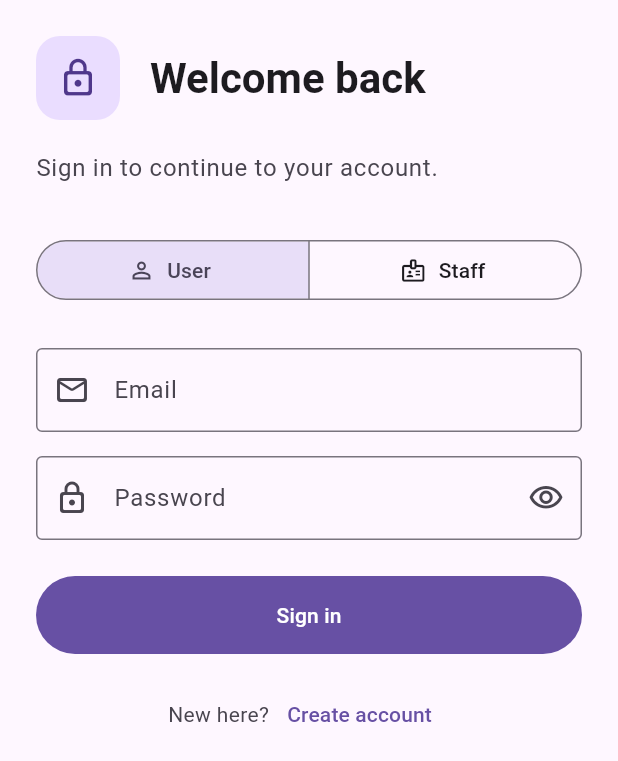
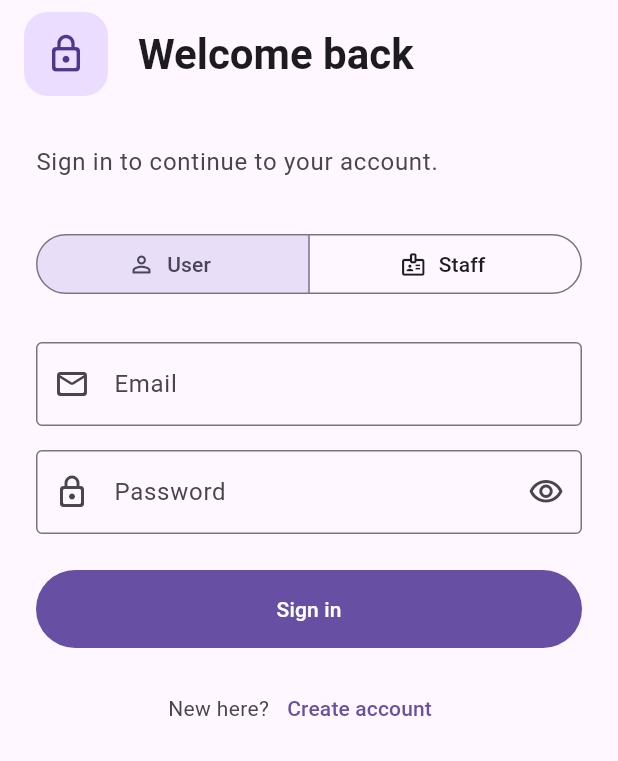
Before and after one commit to oxxawyyxxo/mobile_application_assignment, a Flutter app: the screen it shows after launch, on a phone screen of 412 x 824 dp. Shown: the top 761 px of the screen. Run offline on Flutter 3.47's test engine with Material 3 defaults, Android fonts, the phone set to English and light mode, and no system bars; our stand-ins replace fl_chart, flutter_image_compress, image_picker, shared_preferences, sqflite, sqflite_common_ffi and 1 more; accounts and stored records are empty.

Commit message:
implemented the custom app bar design from body field into app bar field

```diff
--- a/lib/auth/login_screen.dart
+++ b/lib/auth/login_screen.dart
@@ -139,20 +139,11 @@ class _LoginScreenState extends State<LoginScreen> {
     final colorScheme = theme.colorScheme;
 
     return Scaffold(
-      body: SafeArea(
-        child: SingleChildScrollView(
-          padding: const EdgeInsets.all(24),
-          child: ConstrainedBox(
-            constraints: const BoxConstraints(
-              maxWidth: 420,
-            ),
-            child: Form(
-              key: _formKey,
-              child: Column(
-                crossAxisAlignment: CrossAxisAlignment.stretch,
-                children: [
-                  // Logo / icon
-                  Row(
+      appBar: AppBar(
+        toolbarHeight: 72,
+        automaticallyImplyLeading: false,
+        titleSpacing: 16,
+        title: Row(
           children: [
             Container(
               width: 56,
@@ -167,9 +158,7 @@ class _LoginScreenState extends State<LoginScreen> {
                 color: colorScheme.onPrimaryContainer,
               ),
             ),
-
-                      SizedBox(width: 20),
-
+            const SizedBox(width: 20),
             Text(
               'Welcome back',
               style: theme.textTheme.headlineMedium?.copyWith(
@@ -178,10 +167,19 @@ class _LoginScreenState extends State<LoginScreen> {
             ),
           ],
         ),
-
-
-                  const SizedBox(height: 20),
-
+      ),
+      body: SafeArea(
+        child: SingleChildScrollView(
+          padding: const EdgeInsets.all(24),
+          child: ConstrainedBox(
+            constraints: const BoxConstraints(
+              maxWidth: 420,
+            ),
+            child: Form(
+              key: _formKey,
+              child: Column(
+                crossAxisAlignment: CrossAxisAlignment.stretch,
+                children: [
                   Text(
                     'Sign in to continue to your account.',
                     style: theme.textTheme.bodyLarge?.copyWith(
```
Lines whose indentation alone changed are shown as unchanged.
